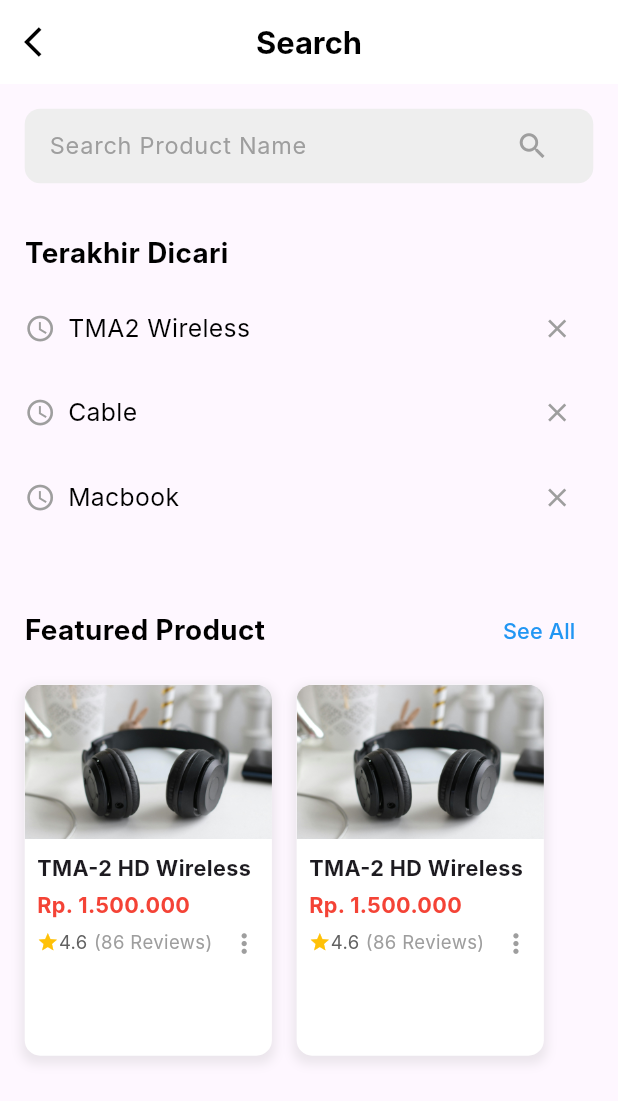
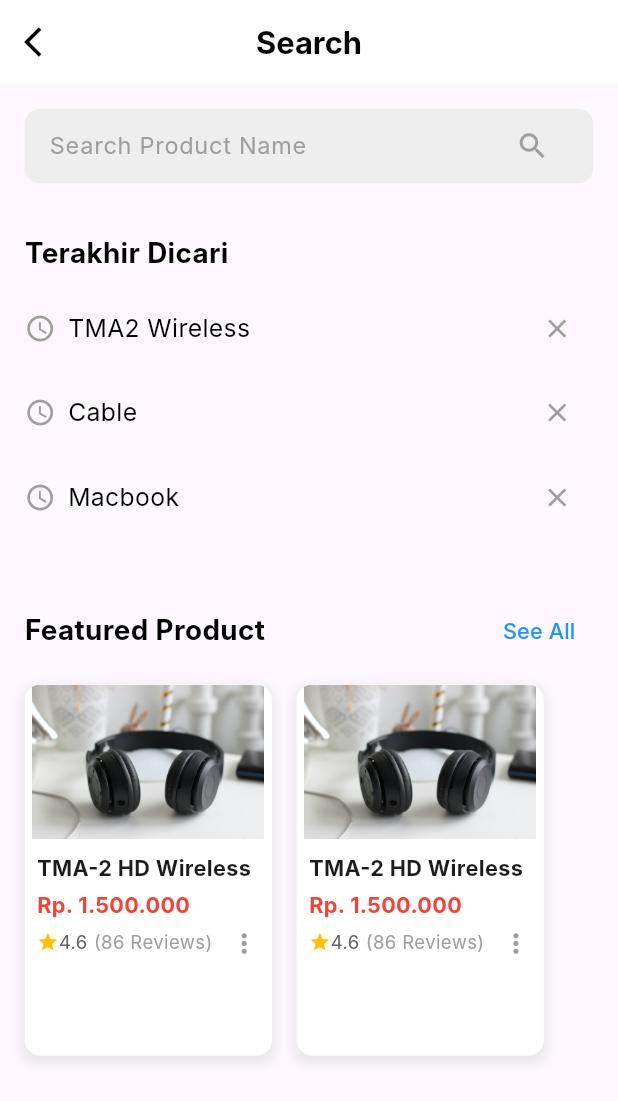
Before and after one commit to VyankateshRohokale/ecommerce-app, a Flutter app: the screen it shows after launch, scrolled down 576 dp, after a tap on the "search" icon, on a phone screen of 412 x 824 dp. Shown: the top 1101 px of the screen. Run offline on Flutter 3.47's test engine with Material 3 defaults, Android fonts, the phone set to English and light mode, and no system bars; our stand-ins replace firebase_messaging, flutter_local_notifications, go_router; accounts and stored records are empty; Roboto replaces fonts that are missing (Inter).

Commit message:
back navigation in search page

```diff
--- a/lib/screens/home_page.dart
+++ b/lib/screens/home_page.dart
@@ -51,8 +51,8 @@ class _HomePageState extends State<HomePage> {
           IconButton(
             icon: const Icon(Icons.search, color: Colors.black),
             onPressed: () {
-              // Handle search tap - Navigate to the SearchPage
-              context.go('/search'); // Navigates to the SearchPage
+              // Handle search tap - Navigate to the SearchPage using push
+              context.push('/search'); // <--- Changed from context.go to context.push
             },
           ),
           IconButton(
@@ -74,8 +74,8 @@ class _HomePageState extends State<HomePage> {
               padding: EdgeInsets.symmetric(horizontal: screenWidth * 0.04, vertical: screenHeight * 0.02),
               child: GestureDetector( // <--- Added GestureDetector here
                 onTap: () {
-                  // Navigate to the SearchPage when the search bar is tapped
-                  context.go('/search');
+                  // Navigate to the SearchPage when the search bar is tapped using push
+                  context.push('/search'); // <--- Changed from context.go to context.push
                 },
                 child: AbsorbPointer( // <--- Added AbsorbPointer to make TextField non-editable on tap
                   child: TextField(
--- a/lib/screens/search.dart
+++ b/lib/screens/search.dart
@@ -127,7 +127,7 @@ class SearchPage extends StatelessWidget {
                     onPressed: () {
                       // Handle "See All" for featured products
                       debugPrint('See All Featured Products tapped');
-                      // context.go('/featured_products'); // Example navigation
+                      // context.push('/featured_products'); // Example navigation
                     },
                     child: Text(
                       'See All',
@@ -212,8 +212,8 @@ class SearchPage extends StatelessWidget {
       double textScaleFactor) {
     return GestureDetector(
       onTap: () {
-        // Example of go_router navigation to a product detail page
-        context.go('/product_detail/product_${title.hashCode}', extra: {'productName': title, 'imageUrl': imageUrl, 'newPrice': price});
+        // Changed from context.go to context.push for proper navigation stack
+        context.push('/product_detail/product_${title.hashCode}', extra: {'productName': title, 'imageUrl': imageUrl, 'newPrice': price});
       },
       child: Container(
         width: screenWidth * 0.4, // Responsive width
@@ -235,11 +235,11 @@ class SearchPage extends StatelessWidget {
           children: [
             ClipRRect(
               borderRadius: BorderRadius.vertical(top: Radius.circular(screenWidth * 0.025)),
-              child: Image.asset( // Changed from Image.network to Image.asset
-                imageUrl, // This will now be 'assets/images/headphone.jpg'
+              child: Image.asset(
+                imageUrl,
                 height: screenWidth * 0.25, // Responsive height
                 width: double.infinity,
-                fit: BoxFit.cover,
+                fit: BoxFit.contain, // Changed from BoxFit.cover to BoxFit.contain
                 errorBuilder: (context, error, stackTrace) {
                   return Container(
                     height: screenWidth * 0.25,
```
Also changed, not shown: flutter_02.png (added).
